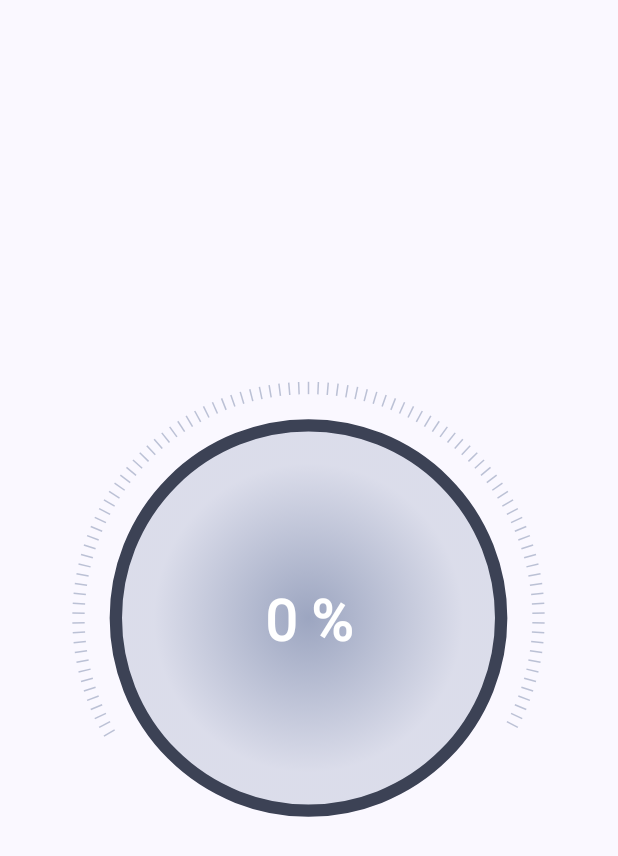
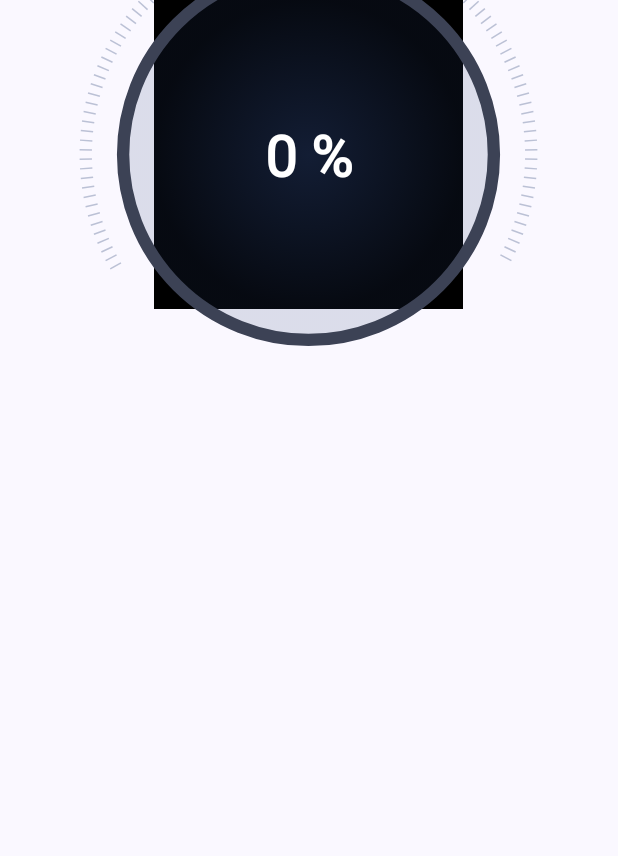
Before and after one commit to thuanDDKeego/volume-booster, an Android app built with Jetpack Compose: the composable _volume_control shown on its own in the app's theme, on a phone screen of 412 x 824 dp. Shown: the top 856 px of the screen. Run offline under Robolectric (Android 15) with nearby library versions, the phone set to English and light mode, and no system bars; our stand-ins replace Timber; 4 statements that could not run were skipped.

Commit message:
- add viewpager - update circular progress

```diff
--- a/app/src/main/java/dev/keego/volume/booster/screens/home/component/_circular_progress_indicator.kt
+++ b/app/src/main/java/dev/keego/volume/booster/screens/home/component/_circular_progress_indicator.kt
@@ -12,6 +12,7 @@ import androidx.compose.runtime.getValue
 import androidx.compose.runtime.mutableStateOf
 import androidx.compose.runtime.remember
 import androidx.compose.runtime.setValue
+import androidx.compose.ui.Alignment
 import androidx.compose.ui.Modifier
 import androidx.compose.ui.geometry.Offset
 import androidx.compose.ui.geometry.Size
@@ -41,6 +42,7 @@ fun _circular_progress_indicator(
     primaryColor: Color,
     secondaryColor: Color,
     range: IntRange = 0..100,
+    progressSize: Float,
     circleRadius: Float,
     onValueChange: (Int) -> Unit,
 ) {
@@ -64,9 +66,13 @@ fun _circular_progress_indicator(
         mutableStateOf(initialValue)
     }
 
-    Box(modifier = modifier) {
+    Box(
+        modifier = modifier,
+        contentAlignment = Alignment.Center,
+    ) {
         Canvas(
             modifier = Modifier
+                .size(progressSize.dp)
                 .fillMaxSize()
                 .pointerInput(true) {
                     detectDragGestures(
@@ -229,6 +235,7 @@ fun _circular_progress_preview() {
         initialValue = 1,
         primaryColor = Color(0xFFFF5722),
         secondaryColor = Color.DarkGray,
+        progressSize = 250f,
         circleRadius = 230f,
         onValueChange = {},
     )
--- a/app/src/main/java/dev/keego/volume/booster/screens/home/component/_volume_control.kt
+++ b/app/src/main/java/dev/keego/volume/booster/screens/home/component/_volume_control.kt
@@ -1,11 +1,13 @@
 package dev.keego.volume.booster.screens.home.component
 
+import androidx.compose.foundation.background
 import androidx.compose.foundation.layout.Row
 import androidx.compose.foundation.layout.Spacer
-import androidx.compose.foundation.layout.width
+import androidx.compose.foundation.layout.wrapContentSize
 import androidx.compose.material3.MaterialTheme
 import androidx.compose.runtime.Composable
 import androidx.compose.ui.Modifier
+import androidx.compose.ui.graphics.Color
 import androidx.compose.ui.platform.LocalContext
 import androidx.compose.ui.unit.dp
 import dev.keego.volume.booster.shared.tag.TagTheme
@@ -19,15 +21,16 @@ fun _volume_control(
     val context = LocalContext.current
     val displayMetrics = context.resources.displayMetrics
     val screenWidth = displayMetrics.widthPixels
-    Row(modifier = modifier) {
+    Row(modifier = modifier.wrapContentSize()) {
 //  TODO uppdate 2 visualizer bars here
         Spacer(modifier = Modifier.weight(1f))
         _circular_progress_indicator(
-            modifier = modifier.width((screenWidth / 2f).toDp(context).dp),
+            modifier = modifier.background(Color.Black),
             initialValue = 0,
             primaryColor = MaterialTheme.colorScheme.primary,
             secondaryColor = MaterialTheme.colorScheme.secondary,
-            circleRadius = (screenWidth / 2f).toDp(context) - 20f.toDp(context),
+            progressSize = (screenWidth * 0.5f).toDp(context),
+            circleRadius = (screenWidth * 0.45f).toDp(context),
         ) {
             // TODO update volume
         }
--- a/app/src/main/java/dev/keego/volume/booster/screens/home/old_home_.kt
+++ b/app/src/main/java/dev/keego/volume/booster/screens/home/old_home_.kt
@@ -109,6 +109,7 @@ fun _volume_boost_section(
             initialValue = 50,
             primaryColor = Color(0xFFFF5722),
             secondaryColor = Color(0xFFAFAFAF),
+            progressSize = 230f,
             circleRadius = 230f,
             onValueChange = { position ->
                 Timber.d("onPositionChange $position")
```
Also changed, not shown: app/src/main/java/dev/keego/volume/booster/screens/home/component/_volume_page.kt (+36 -0 lines), app/src/main/java/dev/keego/volume/booster/screens/home/home_.kt (+52 -8 lines).
